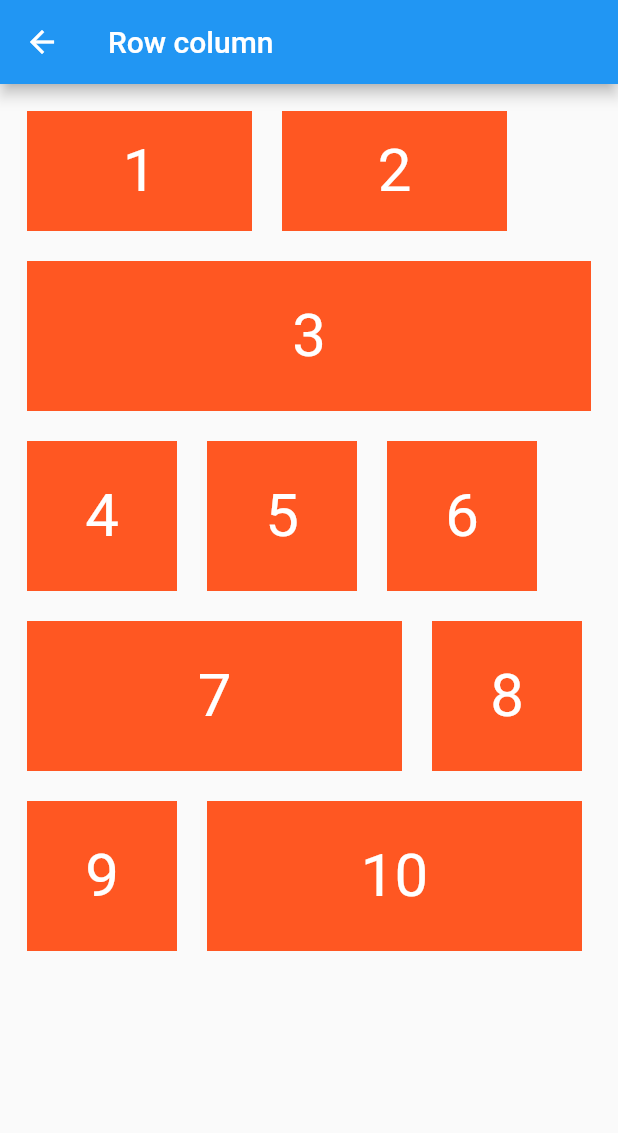
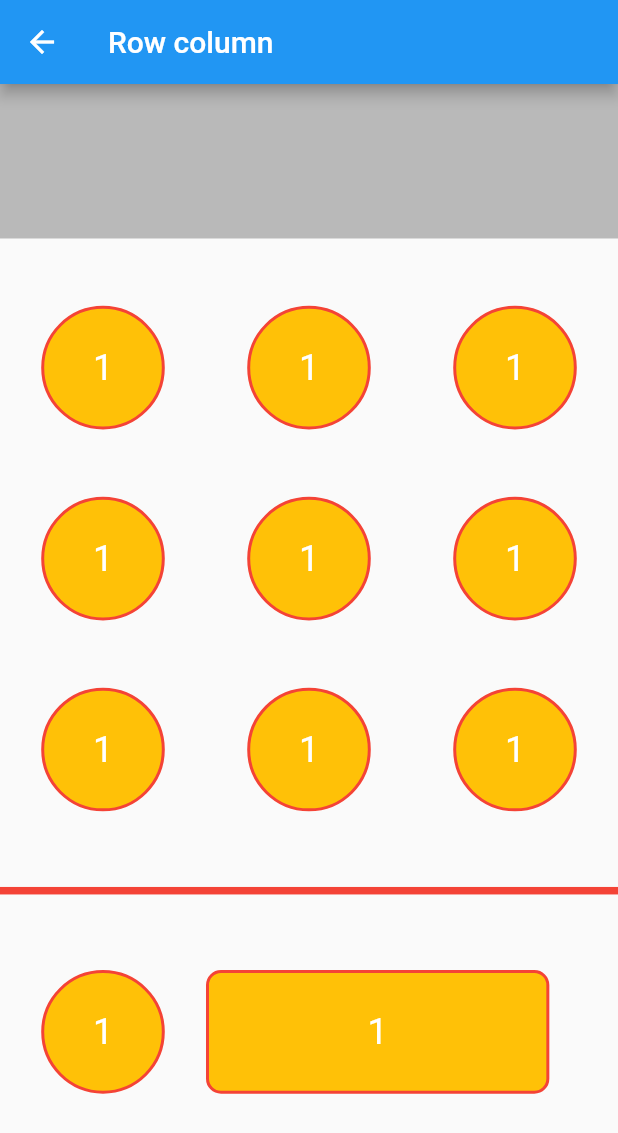
Before and after one commit to jihanislam007/ict_flutter_development_batch3, a Flutter app: the RowColumn screen opened directly, on a phone screen of 412 x 824 dp. Shown: the top 1133 px of the screen. Run offline on Flutter 3.47's test engine with Material 2 defaults, Android fonts, the phone set to English and light mode, and no system bars.

Commit message:
class 11

```diff
--- a/lib/RowColumn.dart
+++ b/lib/RowColumn.dart
@@ -1,7 +1,6 @@
 import 'package:flutter/material.dart';
 
 class RowColumn extends StatelessWidget {
-
   @override
   Widget build(BuildContext context) {
     return Scaffold(
@@ -9,112 +8,170 @@ class RowColumn extends StatelessWidget {
         title: Text("Row column"),
       ),
       body: SafeArea(
-        child: Padding(
-          padding: const EdgeInsets.all(18.0),
           child: Column(
+            mainAxisAlignment: MainAxisAlignment.spaceBetween,
             children: [
+
+              Container(
+                height: MediaQuery.of(context).size.height/8,
+                width: double.infinity,
+                color: Colors.black26,
+              ),
+
+              //SizedBox(height: 50,),
+
               Row(
                 children: [
+
                   Container(
-                    height: 80,
-                    width: 150,
-                    color: Colors.deepOrange,
-                    child: Center(child: Text("1",style: TextStyle(fontSize: 40,color: Colors.white),)),
+                    decoration: BoxDecoration(
+                        shape: BoxShape.circle,
+                        color: Colors.amber,
+                        border: Border.all(width: 2,color: Colors.red,
+                        )
+                    ),
+                    height: MediaQuery.of(context).size.height/10,
+                    width: MediaQuery.of(context).size.width/3,
+                    child: Center(child: Text("1",style: TextStyle(fontSize: 24,color: Colors.white),)),
                   ),
-                  SizedBox(width: 20,),
                   Container(
-                    height: 80,
-                    width: 150,
-                    color: Colors.deepOrange,
-                    child: Center(child: Text("2",style: TextStyle(fontSize: 40,color: Colors.white),)),
+                    decoration: BoxDecoration(
+                        shape: BoxShape.circle,
+                        color: Colors.amber,
+                        border: Border.all(width: 2,color: Colors.red,
+                        )
+                    ),
+                    height: MediaQuery.of(context).size.height/10,
+                    width: MediaQuery.of(context).size.width/3,
+                    child: Center(child: Text("1",style: TextStyle(fontSize: 24,color: Colors.white),)),
+                  ),
+                  Container(
+                    decoration: BoxDecoration(
+                        shape: BoxShape.circle,
+                        color: Colors.amber,
+                        border: Border.all(width: 2,color: Colors.red,
+                        )
+                    ),
+                    height: MediaQuery.of(context).size.height/10,
+                    width: MediaQuery.of(context).size.width/3,
+                    child: Center(child: Text("1",style: TextStyle(fontSize: 24,color: Colors.white),)),
                   )
 
                 ],
               ),
-
-              SizedBox(height: 20,),
-
-              Container(
-                height: 100,
-                width: double.infinity,
-                color: Colors.deepOrange,
-                child: Center(child: Text("3",style: TextStyle(fontSize: 40,color: Colors.white),)),
-              ),
-
-              SizedBox(height: 20,),
-
               Row(
                 children: [
+
                   Container(
-                    height: 100,
-                    width: 100,
-                    color: Colors.deepOrange,
-                    child: Center(child: Text("4",style: TextStyle(fontSize: 40,color: Colors.white),)),
+                    decoration: BoxDecoration(
+                        shape: BoxShape.circle,
+                        color: Colors.amber,
+                        border: Border.all(width: 2,color: Colors.red,
+                        )
+                    ),
+                    height: MediaQuery.of(context).size.height/10,
+                    width: MediaQuery.of(context).size.width/3,
+                    child: Center(child: Text("1",style: TextStyle(fontSize: 24,color: Colors.white),)),
                   ),
-                  SizedBox(width: 20,),
                   Container(
-                    height: 100,
-                    width: 100,
-                    color: Colors.deepOrange,
-                    child: Center(child: Text("5",style: TextStyle(fontSize: 40,color: Colors.white),)),
+                    decoration: BoxDecoration(
+                        shape: BoxShape.circle,
+                        color: Colors.amber,
+                        border: Border.all(width: 2,color: Colors.red,
+                        )
+                    ),
+                    height: MediaQuery.of(context).size.height/10,
+                    width: MediaQuery.of(context).size.width/3,
+                    child: Center(child: Text("1",style: TextStyle(fontSize: 24,color: Colors.white),)),
                   ),
-
-                  SizedBox(width: 20,),
                   Container(
-                    height: 100,
-                    width: 100,
-                    color: Colors.deepOrange,
-                    child: Center(child: Text("6",style: TextStyle(fontSize: 40,color: Colors.white),)),
+                    decoration: BoxDecoration(
+                        shape: BoxShape.circle,
+                        color: Colors.amber,
+                        border: Border.all(width: 2,color: Colors.red,
+                        )
+                    ),
+                    height: MediaQuery.of(context).size.height/10,
+                    width: MediaQuery.of(context).size.width/3,
+                    child: Center(child: Text("1",style: TextStyle(fontSize: 24,color: Colors.white),)),
                   )
 
                 ],
               ),
-
-              SizedBox(height: 20,),
-
               Row(
                 children: [
+
                   Container(
-                    height: 100,
-                    width: 250,
-                    color: Colors.deepOrange,
-                    child: Center(child: Text("7",style: TextStyle(fontSize: 40,color: Colors.white),)),
+                    decoration: BoxDecoration(
+                        shape: BoxShape.circle,
+                        color: Colors.amber,
+                        border: Border.all(width: 2,color: Colors.red,
+                        )
+                    ),
+                    height: MediaQuery.of(context).size.height/10,
+                    width: MediaQuery.of(context).size.width/3,
+                    child: Center(child: Text("1",style: TextStyle(fontSize: 24,color: Colors.white),)),
                   ),
-                  SizedBox(width: 20,),
                   Container(
-                    height: 100,
-                    width: 100,
-                    color: Colors.deepOrange,
-                    child: Center(child: Text("8",style: TextStyle(fontSize: 40,color: Colors.white),)),
+                    decoration: BoxDecoration(
+                        shape: BoxShape.circle,
+                        color: Colors.amber,
+                        border: Border.all(width: 2,color: Colors.red,
+                        )
+                    ),
+                    height: MediaQuery.of(context).size.height/10,
+                    width: MediaQuery.of(context).size.width/3,
+                    child: Center(child: Text("1",style: TextStyle(fontSize: 24,color: Colors.white),)),
+                  ),
+                  Container(
+                    decoration: BoxDecoration(
+                        shape: BoxShape.circle,
+                        color: Colors.amber,
+                        border: Border.all(width: 2,color: Colors.red,
+                        )
+                    ),
+                    height: MediaQuery.of(context).size.height/10,
+                    width: MediaQuery.of(context).size.width/3,
+                    child: Center(child: Text("1",style: TextStyle(fontSize: 24,color: Colors.white),)),
                   )
 
                 ],
               ),
-
-              SizedBox(height: 20,),
-
+              Divider(thickness: 5,color: Colors.red,),
               Row(
                 children: [
+
                   Container(
-                    height: 100,
-                    width: 100,
-                    color: Colors.deepOrange,
-                    child: Center(child: Text("9",style: TextStyle(fontSize: 40,color: Colors.white),)),
+                    decoration: BoxDecoration(
+                        shape: BoxShape.circle,
+                        color: Colors.amber,
+                        border: Border.all(width: 2,color: Colors.red,
+                        )
+                    ),
+                    height: MediaQuery.of(context).size.height/10,
+                    width: MediaQuery.of(context).size.width/3,
+                    child: Center(child: Text("1",style: TextStyle(fontSize: 24,color: Colors.white),)),
                   ),
-                  SizedBox(width: 20,),
+
                   Container(
-                    height: 100,
-                    width: 250,
-                    color: Colors.deepOrange,
-                    child: Center(child: Text("10",style: TextStyle(fontSize: 40,color: Colors.white),)),
+                    decoration: BoxDecoration(
+                        borderRadius: BorderRadius.circular(10),
+                        shape: BoxShape.rectangle,
+                        color: Colors.amber,
+                        border: Border.all(width: 2,color: Colors.red,
+                        )
+                    ),
+                    height: MediaQuery.of(context).size.height/10,
+                    width: MediaQuery.of(context).size.width/1.8,
+                    child: Center(child: Text("1",style: TextStyle(fontSize: 24,color: Colors.white),)),
                   )
 
                 ],
               ),
+              SizedBox(height: 50,),
 
             ],
-          ),
-        ),
+          )
       ),
     );
   }
```
